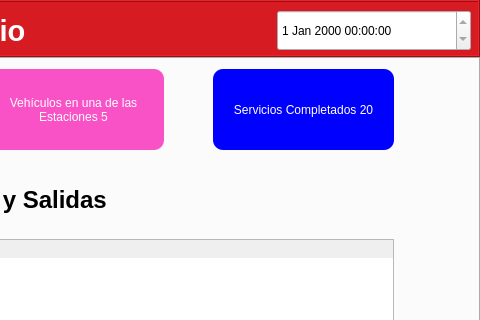
Qt form src/taller/taller.ui (gabrielmj23/taller-mecanico-so) before a commit; both pictures show x 503 to 983 and y 0 to 320 of the 983 by 738 pixel window.
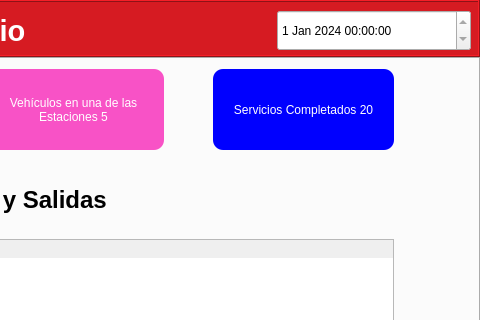
The same form after that commit. The open tabs and pages were chosen to show the change.

What changed in the file:
```diff
--- a/src/taller/taller.ui
+++ b/src/taller/taller.ui
@@ -1016,6 +1016,16 @@
     <property name="readOnly">
      <bool>true</bool>
     </property>
+    <property name="dateTime">
+     <datetime>
+      <hour>0</hour>
+      <minute>0</minute>
+      <second>0</second>
+      <year>2024</year>
+      <month>1</month>
+      <day>1</day>
+     </datetime>
+    </property>
    </widget>
    <widget class="QLabel" name="label_2">
     <property name="geometry">
```
Left out of the diff: 10 changed lines with no effect on the pictures.
